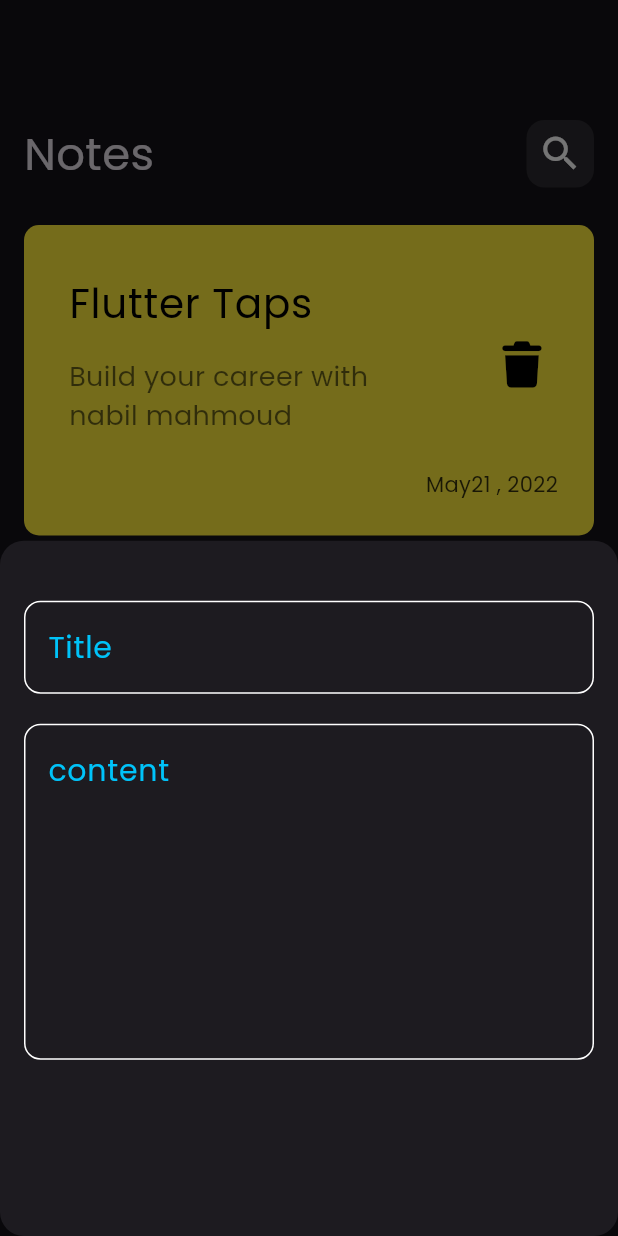
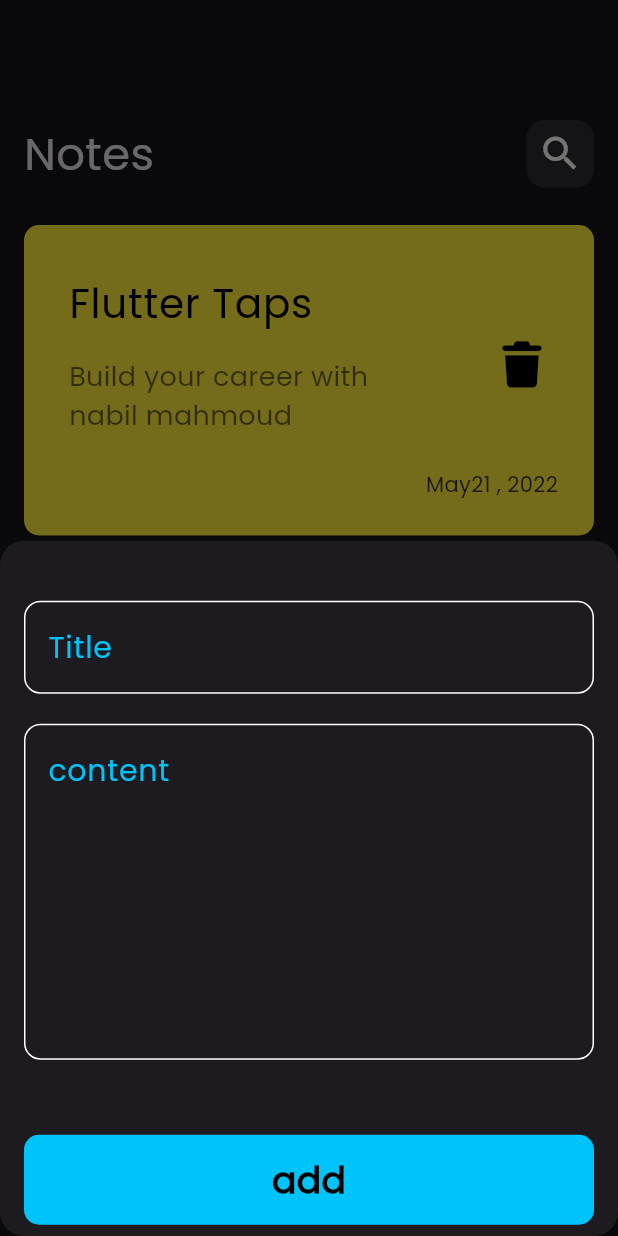
Before and after one commit to nabilmahmoud12/notes_app, a Flutter app: the screen it shows after launch, after a tap on the "add" icon, on a phone screen of 412 x 824 dp. Run offline on Flutter 3.47's test engine with Material 3 defaults, Android fonts, the phone set to English and light mode, and no system bars; our stand-ins replace font_awesome_flutter.

Commit message:
final notes bottom sheet

```diff
--- a/lib/widgets/add_note_bottom_sheet.dart
+++ b/lib/widgets/add_note_bottom_sheet.dart
@@ -1,4 +1,5 @@
 import 'package:flutter/material.dart';
+import 'package:notsapp/widgets/custom_botton.dart';
 import 'package:notsapp/widgets/custom_text_field.dart';
 
 class AddNoteBottomSheet extends StatelessWidget {
@@ -8,13 +9,19 @@
   Widget build(BuildContext context) {
     return Padding(
       padding: const EdgeInsets.symmetric(horizontal: 16),
+      child: SingleChildScrollView(
         child: const Column(
           children: [
             SizedBox(height: 40),
             CustomTextField(hint: "Title"),
             SizedBox(height: 20),
             CustomTextField(hint: "content", maxlines: 8),
+            SizedBox(height: 50),
+
+            CustomBotton(),
+            SizedBox(height: 10),
           ],
+        ),
       ),
     );
   }
--- /dev/null
+++ b/lib/widgets/custom_botton.dart
@@ -0,0 +1,28 @@
+import 'package:flutter/material.dart';
+import 'package:notsapp/Views/helper/constants.dart';
+
+class CustomBotton extends StatelessWidget {
+  const CustomBotton({super.key});
+
+  @override
+  Widget build(BuildContext context) {
+    return Container(
+      width: MediaQuery.of(context).size.width,
+      height: 60,
+      decoration: BoxDecoration(
+        borderRadius: BorderRadius.circular(10),
+        color: KPrimaryColor,
+      ),
+      child: const Center(
+        child: Text(
+          "add",
+          style: TextStyle(
+            color: Colors.black,
+            fontSize: 24,
+            fontWeight: FontWeight.bold,
+          ),
+        ),
+      ),
+    );
+  }
+}
```
Lines whose indentation alone changed are shown as unchanged.
